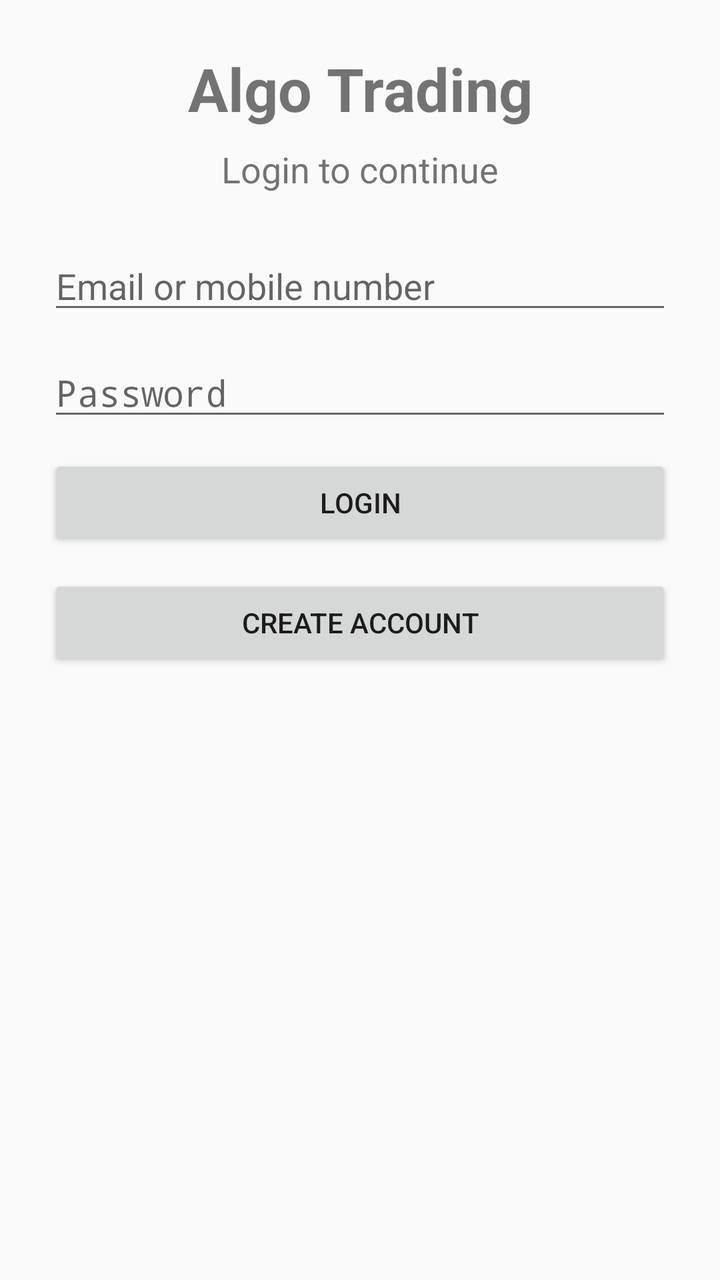
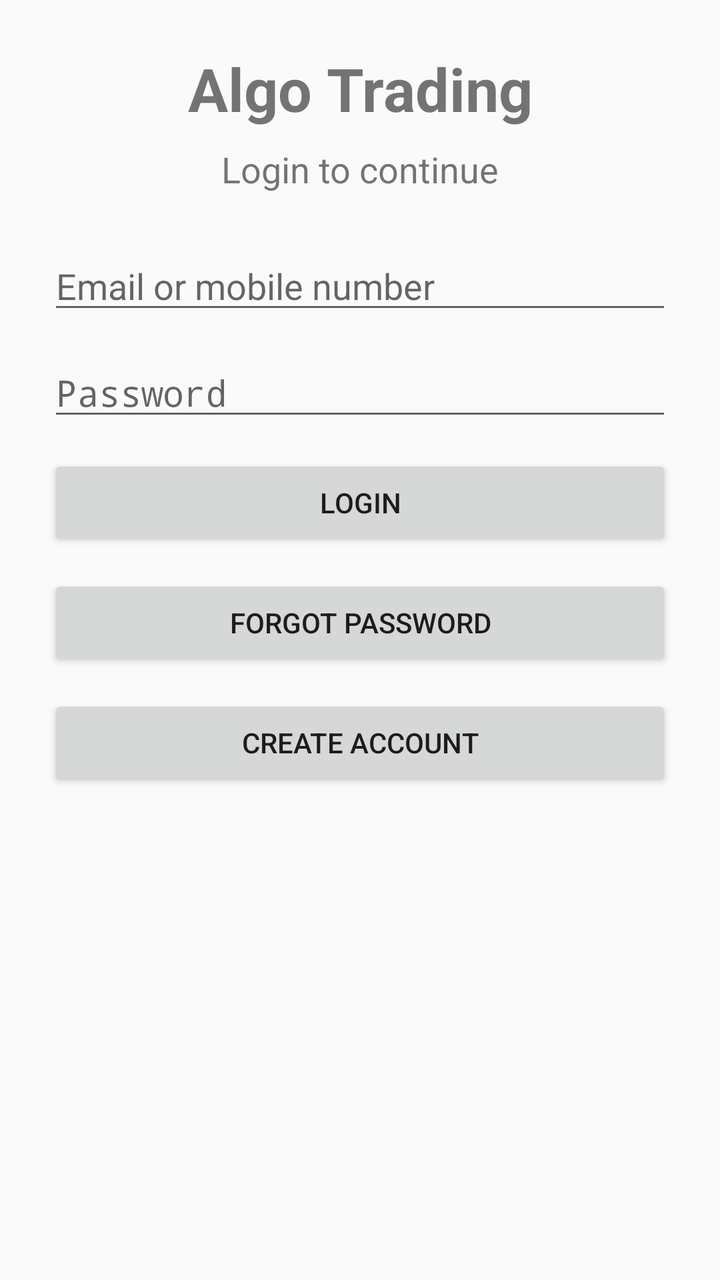

Before-and-after screenshots of an Android layout around one commit, followed by the original layout XML and the change that was made.
<!-- AndroidManifest.xml: application theme Theme.AppCompat.DayNight.DarkActionBar -->
<!-- res/layout/activity_auth.xml -->
<?xml version="1.0" encoding="utf-8"?>
<ScrollView xmlns:android="http://schemas.android.com/apk/res/android" android:layout_width="match_parent" android:layout_height="match_parent" android:padding="24dp">
    <LinearLayout android:layout_width="match_parent" android:layout_height="wrap_content" android:orientation="vertical">
        <TextView android:layout_width="match_parent" android:layout_height="wrap_content" android:text="Algo Trading" android:textSize="30sp" android:textStyle="bold" android:gravity="center" android:paddingBottom="8dp" />
        <TextView android:id="@+id/tvAuthMode" android:layout_width="match_parent" android:layout_height="wrap_content" android:text="Login to continue" android:textSize="18sp" android:gravity="center" android:paddingBottom="24dp" />
        <EditText android:id="@+id/etAuthIdentifier" android:layout_width="match_parent" android:layout_height="wrap_content" android:hint="Email or mobile number" android:inputType="text" android:layout_marginBottom="12dp" />
        <EditText android:id="@+id/etAuthPassword" android:layout_width="match_parent" android:layout_height="wrap_content" android:hint="Password" android:inputType="textPassword" android:layout_marginBottom="12dp" />
        <EditText android:id="@+id/etAuthName" android:layout_width="match_parent" android:layout_height="wrap_content" android:hint="Full name (Sign Up only)" android:inputType="textCapWords" android:visibility="gone" android:layout_marginBottom="12dp" />
        <Button android:id="@+id/btnAuthSubmit" android:layout_width="match_parent" android:layout_height="wrap_content" android:text="LOGIN" android:layout_marginBottom="12dp" />
        <Button android:id="@+id/btnAuthToggle" android:layout_width="match_parent" android:layout_height="wrap_content" android:text="CREATE ACCOUNT" />
        <TextView android:id="@+id/tvAuthResult" android:layout_width="match_parent" android:layout_height="wrap_content" android:text="" android:textSize="14sp" android:paddingTop="16dp" android:textIsSelectable="true" />
    </LinearLayout>
</ScrollView>
<!-- resources referenced by this layout -->
<resources>

</resources>

<!-- the commit's change to res/layout/activity_auth.xml (unified diff, before → after) -->
@@ -7,6 +7,7 @@
         <EditText android:id="@+id/etAuthPassword" android:layout_width="match_parent" android:layout_height="wrap_content" android:hint="Password" android:inputType="textPassword" android:layout_marginBottom="12dp" />
         <EditText android:id="@+id/etAuthName" android:layout_width="match_parent" android:layout_height="wrap_content" android:hint="Full name (Sign Up only)" android:inputType="textCapWords" android:visibility="gone" android:layout_marginBottom="12dp" />
         <Button android:id="@+id/btnAuthSubmit" android:layout_width="match_parent" android:layout_height="wrap_content" android:text="LOGIN" android:layout_marginBottom="12dp" />
+        <Button android:id="@+id/btnAuthForgot" android:layout_width="match_parent" android:layout_height="wrap_content" android:text="FORGOT PASSWORD" android:layout_marginBottom="12dp" />
         <Button android:id="@+id/btnAuthToggle" android:layout_width="match_parent" android:layout_height="wrap_content" android:text="CREATE ACCOUNT" />
         <TextView android:id="@+id/tvAuthResult" android:layout_width="match_parent" android:layout_height="wrap_content" android:text="" android:textSize="14sp" android:paddingTop="16dp" android:textIsSelectable="true" />
     </LinearLayout>
